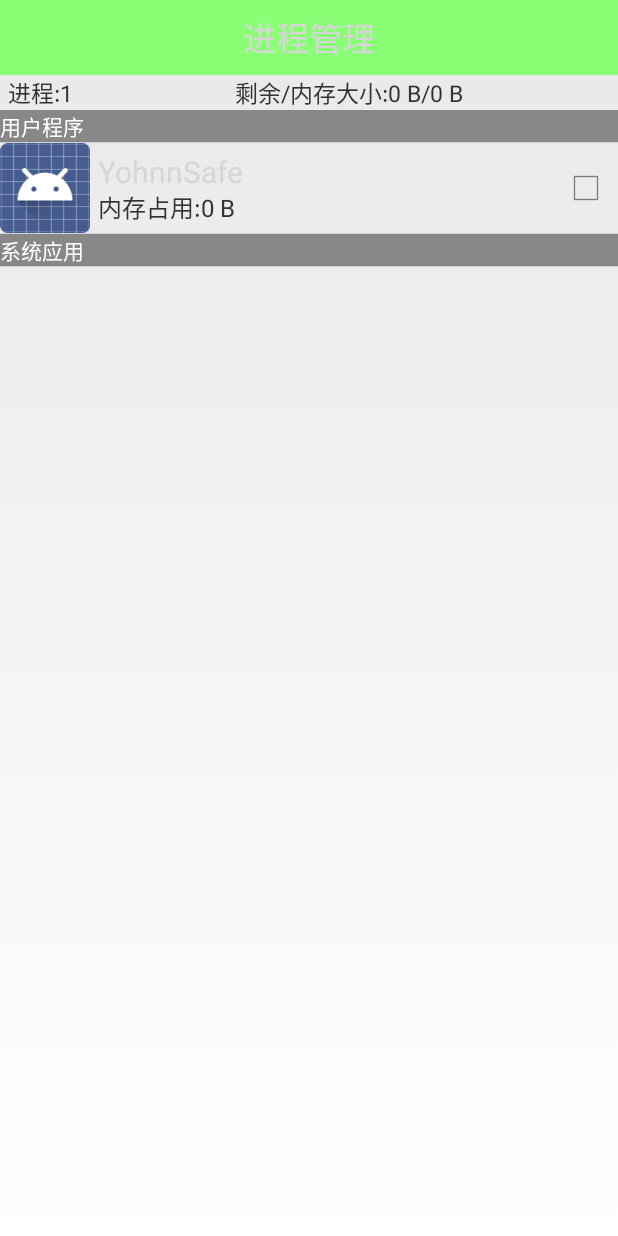
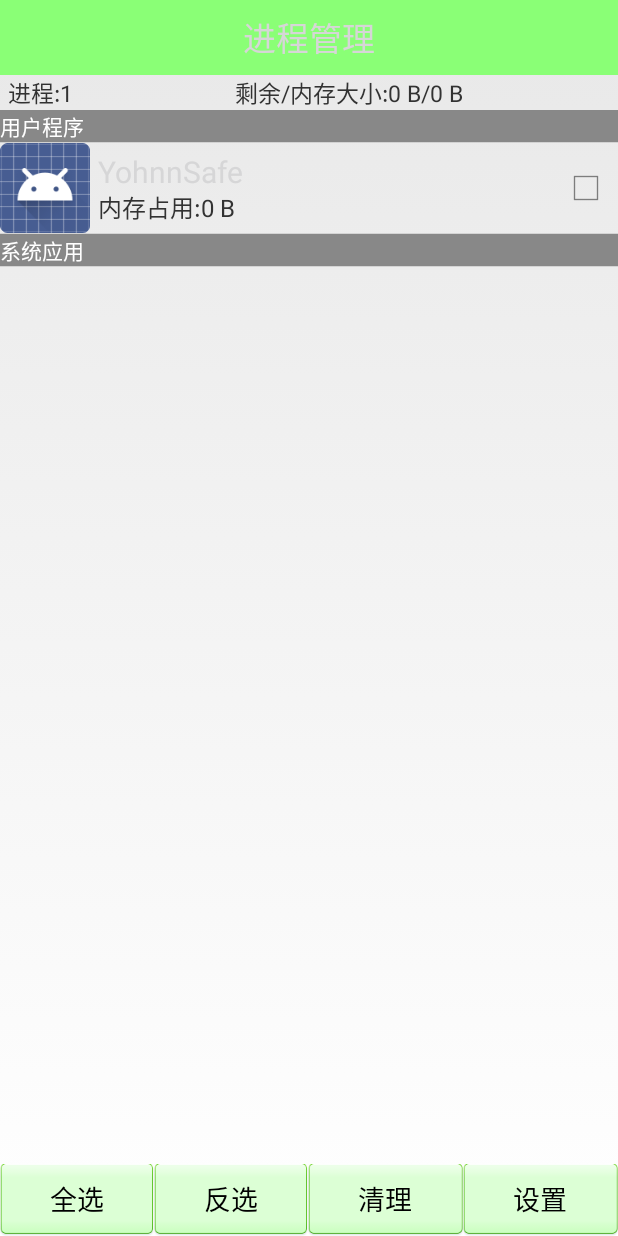
Before and after one commit to ench0218/YohnnSafe, an Android app: the TaskManager_Activity screen opened directly, with no data from a screen before it, on a phone screen of 412 x 824 dp. Run offline under Robolectric (Android 15) with nearby library versions, the phone set to English and light mode, and no system bars; 1 statement that could not run was skipped.

Commit message:
完成进程列表全选与反选

```diff
--- a/app/src/main/java/com/yohnnsafe/ench_wu/yohnnsafe/activity/TaskManager_Activity.java
+++ b/app/src/main/java/com/yohnnsafe/ench_wu/yohnnsafe/activity/TaskManager_Activity.java
@@ -9,7 +9,9 @@ import android.text.format.Formatter;
 import android.view.View;
 import android.view.ViewGroup;
 import android.widget.AbsListView;
+import android.widget.AdapterView;
 import android.widget.BaseAdapter;
+import android.widget.CheckBox;
 import android.widget.ImageView;
 import android.widget.LinearLayout;
 import android.widget.ListView;
@@ -34,6 +36,8 @@ public class TaskManager_Activity extends Activity {
     private ListView lvTask;
     @ViewInject(R.id.tv_task_tesutiaomu)
     private TextView tvTs;
+    @ViewInject(R.id.cb_task)
+    private CheckBox cbTask;
     private int processCount;
     private long totalMem;
     private long availMem;
@@ -97,44 +101,7 @@ public class TaskManager_Activity extends Activity {
         }.start();
     }
 
-//    private Handler handler = new Handler() {
-//        @Override
-//        public void handleMessage(Message msg) {
-//            lvTask.setAdapter(new TaskAdapter());
-//        }
-//    };
 
-    public void initUI() {
-
-        ViewUtils.inject(this);
-        //通过SystemInfoUtils 获取当前进程数
-        processCount = SystemInfoUtils.getProcessCount(this);
-        tvTask.setText("进程:" + processCount);
-        tvRam.setText("剩余/内存大小:"
-                + Formatter.formatFileSize(this, availMem)
-                + "/"
-                + Formatter.formatFileSize(this, totalMem));
-
-        lvTask.setOnScrollListener(new AbsListView.OnScrollListener() {
-            @Override
-            public void onScrollStateChanged(AbsListView view, int scrollState) {
-
-            }
-
-            @Override
-            public void onScroll(AbsListView view, int firstVisibleItem, int visibleItemCount, int totalItemCount) {
-
-                if (userTaskInfos!=null & systemAppInfos!=null){
-                    if (firstVisibleItem<userTaskInfos.size()+1){
-                        tvTs.setText("用户程序");
-                    }else {
-                        tvTs.setText("系统程序");
-                    }
-                }
-            }
-        });
-
-    }
 
     private class TaskManagerAdapter extends BaseAdapter {
         @Override
@@ -200,8 +167,10 @@ public class TaskManager_Activity extends Activity {
                 holder.ivTaskIcon = (ImageView) view.findViewById(R.id.iv_task_icon);
                 holder.tvTaskTitle = (TextView) view.findViewById(R.id.tv_task_title);
                 holder.tvTaskStorage = (TextView) view.findViewById(R.id.tv_task_storage);
+                holder.cbTask = (CheckBox) view.findViewById(R.id.cb_task);
                 view.setTag(holder);
             }
+
             TaskInfo taskInfo;
             if (position < userTaskInfos.size() + 1) {
                 taskInfo = userTaskInfos.get(position - 1);
@@ -214,6 +183,12 @@ public class TaskManager_Activity extends Activity {
             long memorySize = taskInfo.getMemorySize();
             holder.tvTaskStorage.setText("内存占用:" + Formatter.formatFileSize(TaskManager_Activity.this, memorySize));
 
+            if (taskInfo.isChecked()) {
+                holder.cbTask.setChecked(true);
+            } else {
+                holder.cbTask.setChecked(false);
+            }
+
             return view;
         }
 
@@ -223,6 +198,90 @@ public class TaskManager_Activity extends Activity {
         ImageView ivTaskIcon;
         TextView tvTaskTitle;
         TextView tvTaskStorage;
+        CheckBox cbTask;
+
+    }
+
+    public void initUI() {
+
+        ViewUtils.inject(this);
+        //通过SystemInfoUtils 获取当前进程数
+        processCount = SystemInfoUtils.getProcessCount(this);
+        tvTask.setText("进程:" + processCount);
+        tvRam.setText("剩余/内存大小:"
+                + Formatter.formatFileSize(this, availMem)
+                + "/"
+                + Formatter.formatFileSize(this, totalMem));
+        //ListView滚动监听
+        lvTask.setOnScrollListener(new AbsListView.OnScrollListener() {
+            @Override
+            public void onScrollStateChanged(AbsListView view, int scrollState) {
+
+            }
+
+            @Override
+            public void onScroll(AbsListView view, int firstVisibleItem, int visibleItemCount, int totalItemCount) {
+
+                if (userTaskInfos != null & systemAppInfos != null) {
+                    if (firstVisibleItem < userTaskInfos.size() + 1) {
+                        tvTs.setText("用户程序");
+                    } else {
+                        tvTs.setText("系统程序");
+                    }
+                }
+            }
+        });
+
+        //ListView点击事件
+        lvTask.setOnItemClickListener(new AdapterView.OnItemClickListener() {
+            @Override
+            public void onItemClick(AdapterView<?> parent, View view, int position, long id) {
+                Object obj = lvTask.getItemAtPosition(position);
+
+                if (obj != null && obj instanceof TaskInfo) {
+                    TaskInfo taskInfo = (TaskInfo) obj;
+                    ViewHolder holder = (ViewHolder) view.getTag();
+
+                    if (taskInfo.isChecked()) {
+                        taskInfo.setChecked(false);
+                        holder.cbTask.setChecked(false);
+                    } else {
+                        taskInfo.setChecked(true);
+                        holder.cbTask.setChecked(true);
+                    }
+
+                }
+
+            }
+        });
+
+    }
+
+    /**
+     * 全选
+     *
+     * @param view
+     */
+    public void selectAll(View view) {
+        for (TaskInfo taskInfo : userTaskInfos) {
+            taskInfo.setChecked(true);
+        }
+
+        for (TaskInfo taskInfo : systemAppInfos) {
+            taskInfo.setChecked(true);
+        }
+        adapter.notifyDataSetChanged();
+    }
+
+    public void selectf(View view) {
+        for (TaskInfo taskInfo : userTaskInfos) {
+            taskInfo.setChecked(!taskInfo.isChecked());
+
+        }
+        for (TaskInfo taskInfo : systemAppInfos) {
+            taskInfo.setChecked(!taskInfo.isChecked());
+        }
+        adapter.notifyDataSetChanged();
 
     }
 }
--- a/app/src/main/java/com/yohnnsafe/ench_wu/yohnnsafe/bean/TaskInfo.java
+++ b/app/src/main/java/com/yohnnsafe/ench_wu/yohnnsafe/bean/TaskInfo.java
@@ -14,7 +14,6 @@ public class TaskInfo {
     private String appName;
 
     private long memorySize;
-
 
 
     /**
--- a/app/src/main/res/drawable/button.xml
+++ b/app/src/main/res/drawable/button.xml
@@ -1,9 +1,9 @@
 <!--suppress ALL -->
 <selector xmlns:android="http://schemas.android.com/apk/res/android">
 
-    <item android:drawable="@mipmap/function_greenbutton_pressed" android:state_pressed="true"/>
+    <item android:drawable="@mipmap/btn_green_pressed" android:state_pressed="true"/>
     <!-- pressed -->
-    <item android:drawable="@mipmap/function_greenbutton_normal"/>
+    <item android:drawable="@mipmap/btn_green_normal"/>
     <!-- default -->
 
 </selector>
--- a/app/src/main/res/layout/activity_task_manager.xml
+++ b/app/src/main/res/layout/activity_task_manager.xml
@@ -30,17 +30,21 @@
             android:paddingLeft="5dp"
             android:text="剩余/内存大小:100M/500M"
             android:textSize="15sp" />
+
+
     </LinearLayout>
 
     <FrameLayout
         android:layout_width="match_parent"
-        android:layout_height="match_parent">
+        android:layout_height="match_parent"
+        android:layout_weight="11">
 
 
         <ListView
             android:id="@+id/lv_task"
             android:layout_width="match_parent"
-        android:layout_height="match_parent"></ListView>
+            android:layout_height="match_parent"></ListView>
+
         <TextView
             android:id="@+id/tv_task_tesutiaomu"
             android:layout_width="match_parent"
@@ -49,4 +53,41 @@
             android:text="用户应用"
             android:textColor="@android:color/white" />
     </FrameLayout>
+
+    <LinearLayout
+        android:layout_width="match_parent"
+        android:layout_height="wrap_content"
+        >
+
+        <Button
+            android:onClick="selectAll"
+            android:layout_width="wrap_content"
+            android:layout_height="wrap_content"
+            android:layout_weight="1"
+            android:background="@drawable/button"
+            android:text="全选" />
+
+        <Button
+            android:onClick="selectf"
+            android:layout_width="wrap_content"
+            android:layout_height="wrap_content"
+            android:layout_weight="1"
+            android:background="@drawable/button"
+            android:text="反选" />
+
+        <Button
+            android:layout_width="wrap_content"
+            android:layout_height="wrap_content"
+            android:layout_weight="1"
+            android:background="@drawable/button"
+            android:text="清理" />
+
+        <Button
+            android:layout_width="wrap_content"
+            android:layout_height="wrap_content"
+            android:layout_weight="1"
+            android:background="@drawable/button"
+            android:text="设置" />
+
+    </LinearLayout>
 </LinearLayout>
--- a/app/src/main/res/layout/item_task_manager.xml
+++ b/app/src/main/res/layout/item_task_manager.xml
@@ -44,6 +44,9 @@
             android:layout_margin="5dp"
             android:layout_centerVertical="true"
             android:layout_alignParentRight="true"
+            android:clickable="false"
+            android:focusable="false"
+            android:focusableInTouchMode="false"
           />
 
     </RelativeLayout>
```
Also changed, not shown: app/src/main/res/mipmap-xhdpi/btn_green_normal.9.png (added), app/src/main/res/mipmap-xhdpi/btn_green_pressed.9.png (added).
